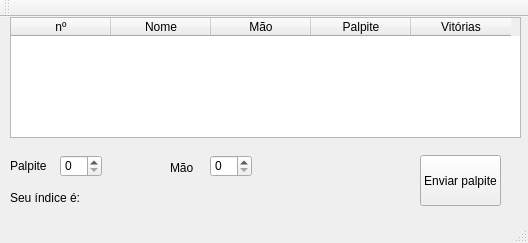
The window that JogoDoPalito/mainwindow.ui (pedrocruz/JogoDoPalito) describes before a commit, drawn with Qt 5.
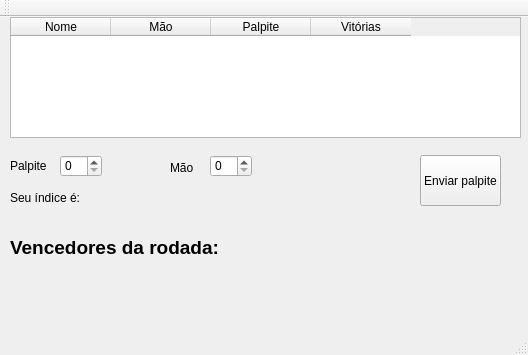
The same window after the commit.

The edit to the form file:
```diff
--- a/JogoDoPalito/mainwindow.ui
+++ b/JogoDoPalito/mainwindow.ui
@@ -7,7 +7,7 @@
     <x>0</x>
     <y>0</y>
     <width>528</width>
-    <height>243</height>
+    <height>355</height>
    </rect>
   </property>
   <property name="windowTitle">
@@ -99,13 +99,8 @@
      </rect>
     </property>
     <property name="columnCount">
-     <number>5</number>
+     <number>4</number>
     </property>
-    <column>
-     <property name="text">
-      <string>nº</string>
-     </property>
-    </column>
     <column>
      <property name="text">
       <string>Nome</string>
@@ -127,6 +122,27 @@
      </property>
     </column>
    </widget>
+   <widget class="QLabel" name="winnersLabel">
+    <property name="geometry">
+     <rect>
+      <x>10</x>
+      <y>200</y>
+      <width>501</width>
+      <height>61</height>
+     </rect>
+    </property>
+    <property name="font">
+     <font>
+      <pointsize>14</pointsize>
+      <weight>75</weight>
+      <italic>false</italic>
+      <bold>true</bold>
+     </font>
+    </property>
+    <property name="text">
+     <string>Vencedores da rodada:</string>
+    </property>
+   </widget>
   </widget>
   <widget class="QMenuBar" name="menuBar">
    <property name="geometry">
```
